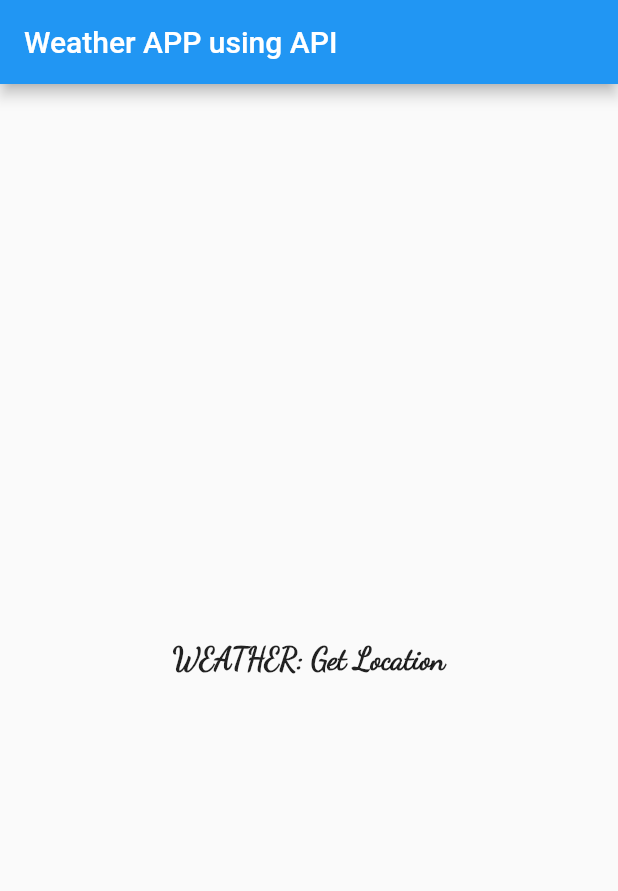
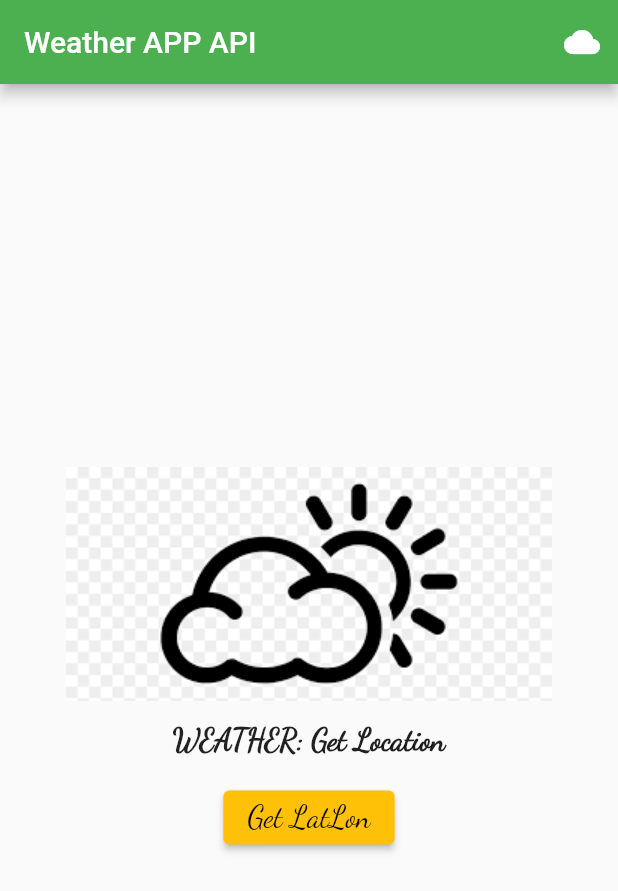
Before and after one commit to PrakashMizar/weather, a Flutter app: the screen it shows after launch, on a phone screen of 412 x 824 dp. Shown: the top 891 px of the screen. Run offline on Flutter 3.47's test engine with Material 2 defaults, Android fonts, the phone set to English and light mode, and no system bars; our stand-ins replace geolocator.

Commit message:
geo locator
package

```diff
--- a/weather_app/lib/main.dart
+++ b/weather_app/lib/main.dart
@@ -1,54 +1,8 @@
 import 'package:flutter/material.dart';
+import 'package:weather_app/screen/loading_screen.dart';
 
 void main() {
-  runApp(MyApp());
+  runApp(MaterialApp(
+    home: LoadingScreen(),
+  ));
 }
-
-class MyApp extends StatelessWidget {
-  // This widget is the root of your application.
-  @override
-  Widget build(BuildContext context) {
-    return MaterialApp(
-      title: 'Weather',
-      theme: ThemeData(
-        primarySwatch: Colors.blue,
-      ),
-      home: MyHomePage(title: 'Weather APP using API'),
-    );
-  }
-}
-
-class MyHomePage extends StatefulWidget {
-  MyHomePage({Key? key, required this.title}) : super(key: key);
-
-  final String title;
-
-  @override
-  _MyHomePageState createState() => _MyHomePageState();
-}
-
-class _MyHomePageState extends State<MyHomePage> {
-  @override
-  Widget build(BuildContext context) {
-    return Scaffold(
-      appBar: AppBar(
-        title: Text(widget.title),
-      ),
-      body: Center(
-        child: Column(
-          mainAxisAlignment: MainAxisAlignment.center,
-          children: <Widget>[
-            Text(
-              'WEATHER: Get Location',
-              style: TextStyle(
-                fontFamily: 'Dancing',
-                fontSize: 20.0,
-                fontWeight: FontWeight.bold,
-              ),
-            ),
-          ],
-        ),
-      ),
-    );
-  }
-}
--- /dev/null
+++ b/weather_app/lib/screen/loading_screen.dart
@@ -0,0 +1,78 @@
+import 'package:flutter/material.dart';
+import 'package:geolocator/geolocator.dart';
+
+class LoadingScreen extends StatefulWidget {
+  LoadingScreen({Key? key}) : super(key: key);
+
+  @override
+  _LoadingScreenState createState() => _LoadingScreenState();
+}
+
+class _LoadingScreenState extends State<LoadingScreen> {
+  @override
+  void initState() {
+    super.initState();
+    getLocation();
+  }
+
+  void getLocation() async {
+    Position position = await Geolocator.getCurrentPosition(
+        desiredAccuracy: LocationAccuracy.high);
+    print(position);
+  }
+
+  @override
+  Widget build(BuildContext context) {
+    return Scaffold(
+      appBar: AppBar(
+        title: Text('Weather APP API'),
+        actions: [
+          IconButton(
+            onPressed: () {},
+            icon: Icon(Icons.cloud),
+          ),
+        ],
+        backgroundColor: Colors.green,
+      ),
+      body: Center(
+        child: Column(
+          mainAxisAlignment: MainAxisAlignment.center,
+          children: <Widget>[
+            Image(
+              image: AssetImage('images/cloudy.png'),
+              colorBlendMode: BlendMode.colorDodge,
+            ),
+            SizedBox(
+              height: 15.0,
+            ),
+            Text(
+              'WEATHER: Get Location',
+              style: TextStyle(
+                fontFamily: 'Dancing',
+                fontSize: 20.0,
+                fontWeight: FontWeight.bold,
+              ),
+            ),
+            SizedBox(
+              height: 15.0,
+            ),
+            ElevatedButton(
+              style: ButtonStyle(
+                backgroundColor: MaterialStateProperty.all(Colors.amber),
+              ),
+              onPressed: () => getLocation(),
+              child: Text(
+                'Get LatLon',
+                style: TextStyle(
+                  fontFamily: 'Dancing',
+                  color: Colors.black,
+                  fontSize: 20.0,
+                ),
+              ),
+            ),
+          ],
+        ),
+      ),
+    );
+  }
+}
--- a/weather_app/pubspec.yaml
+++ b/weather_app/pubspec.yaml
@@ -27,6 +27,7 @@ dependencies:
   # The following adds the Cupertino Icons font to your application.
   # Use with the CupertinoIcons class for iOS style icons.
   cupertino_icons: ^1.0.2
+  geolocator: ^7.4.0
 
 dev_dependencies:
   flutter_test:
@@ -43,8 +44,8 @@ flutter:
   uses-material-design: true
 
   # To add assets to your application, add an assets section, like this:
-  # assets:
-  #   - images/a_dot_burr.jpeg
+  assets:
+    - images/
   #   - images/a_dot_ham.jpeg
 
   # An image asset can refer to one or more resolution-specific "variants", see
```
Also changed, not shown: weather_app/images/cloudy.png (added), weather_app/lib/services/location.dart (added), 2 other files.
